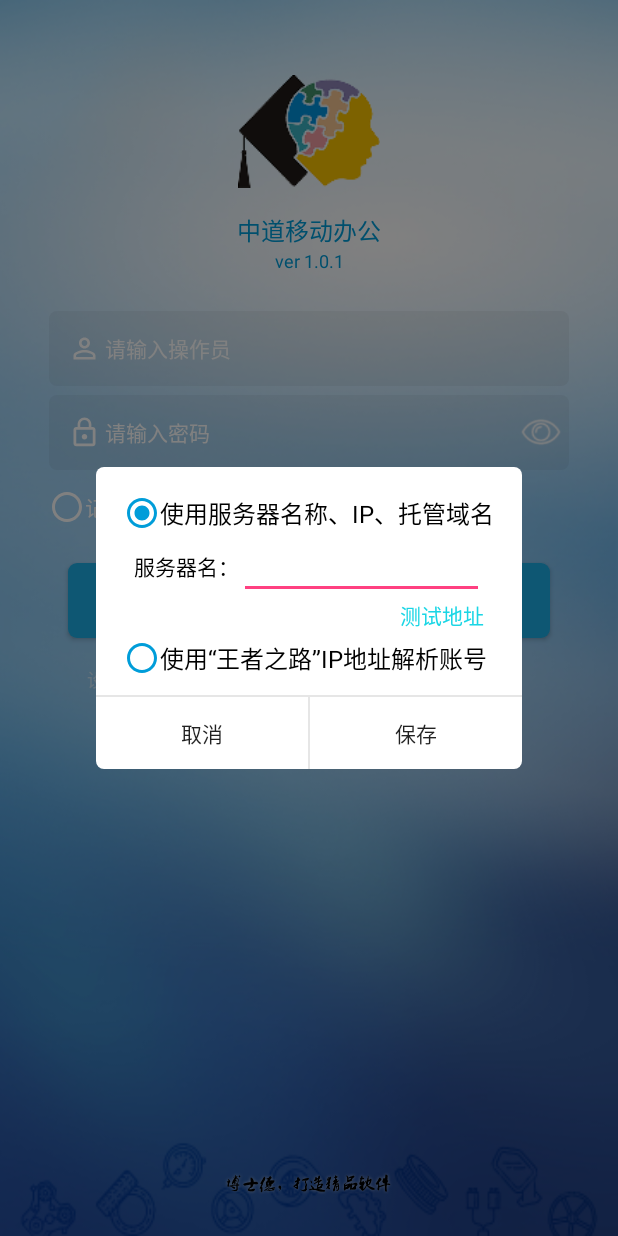
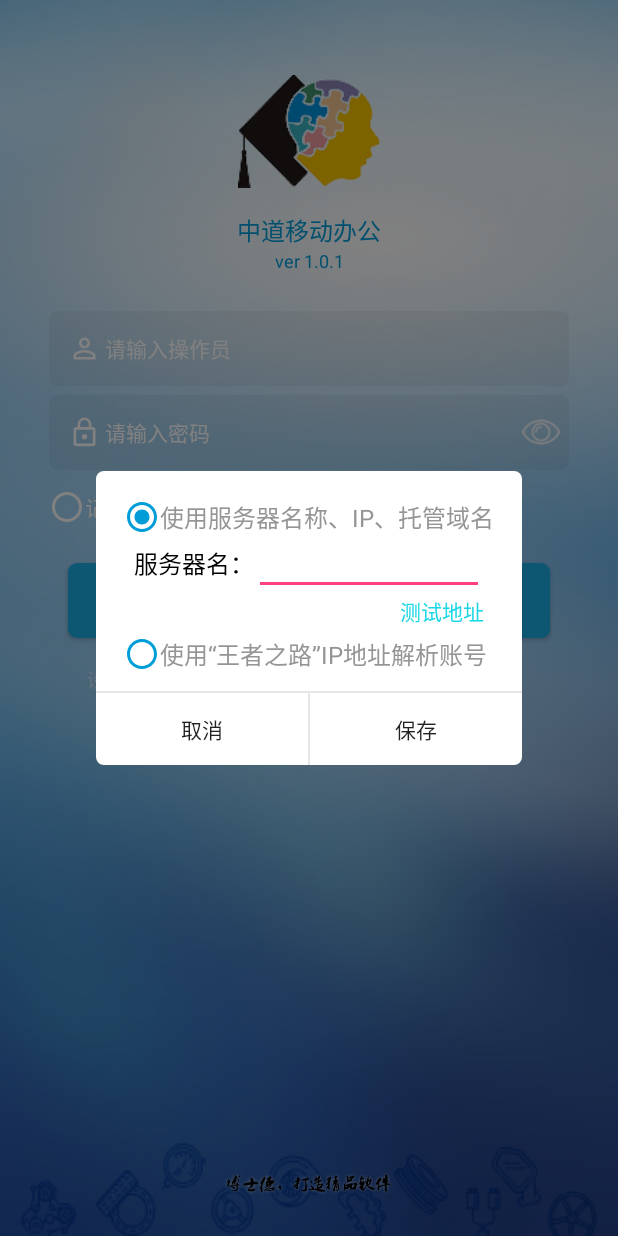
Before and after one commit to njjames/ZDDemo, an Android app: the LoginActivity screen opened directly, with no data from a screen before it, after a tap on "设置IP", on a phone screen of 412 x 824 dp. Run offline under Robolectric (Android 15) with nearby library versions, the phone set to English and light mode, and no system bars; libraries missing offline, so code that uses them is left out: com.haoge.easyandroid; 7 statements that could not run were skipped; 2 other taps on this screen came first.

Commit message:
完成设置IP的对话框

```diff
--- a/app/src/main/java/com/nj/zddemo/ui/activity/LoginActivity.java
+++ b/app/src/main/java/com/nj/zddemo/ui/activity/LoginActivity.java
@@ -1,6 +1,7 @@
 package com.nj.zddemo.ui.activity;
 
 import android.app.Dialog;
+import android.graphics.Color;
 import android.os.Bundle;
 import android.text.Editable;
 import android.text.InputType;
@@ -16,13 +17,17 @@ import android.widget.ImageView;
 import android.widget.LinearLayout;
 import android.widget.TextView;
 
+import com.haoge.easyandroid.easy.EasySharedPreferences;
 import com.nj.zddemo.R;
+import com.nj.zddemo.bean.LoginServer;
 import com.nj.zddemo.mvp.presenter.base.MVPPresenter;
 import com.nj.zddemo.ui.activity.base.BaseMVPActivity;
 
 import java.util.List;
 
 public class LoginActivity extends BaseMVPActivity {
+    private static final String TAG = "LoginActivity";
+    public static final String TEST_SERVER_NAME = "zd17.bsd126.com:8";
 
     private EditText mLoginPass;
     private ImageView mShowPass;
@@ -44,6 +49,9 @@ public class LoginActivity extends BaseMVPActivity {
     private LinearLayout mLlServerPass;
     private LinearLayout mLlServerPort;
     private LinearLayout mLlServerSuffix;
+    private TextView mServerTest;
+    private Button mBtnSave;
+    private Button mBtnCancel;
 
     @Override
     protected int getLayoutId() {
@@ -125,7 +133,7 @@ public class LoginActivity extends BaseMVPActivity {
      */
     private void showSetIpDialog() {
         View view = LayoutInflater.from(this).inflate(R.layout.setip_dialog_layout, null);
-        Dialog dialog = new Dialog(this, R.style.MyDialog);
+        final Dialog dialog = new Dialog(this, R.style.MyDialog);
         dialog.setContentView(view);
         dialog.show();
 
@@ -140,15 +148,35 @@ public class LoginActivity extends BaseMVPActivity {
         mLlServerPass = view.findViewById(R.id.ll_server_pass);
         mLlServerPort = view.findViewById(R.id.ll_server_port);
         mLlServerSuffix = view.findViewById(R.id.ll_server_suffix);
+        mServerTest = view.findViewById(R.id.tv_server_test);
+        mBtnCancel = view.findViewById(R.id.btn_cancel);
+        mBtnSave = view.findViewById(R.id.btn_save);
+
+        LoginServer loginServer = EasySharedPreferences.load(LoginServer.class);
+        mLoginServer.setText(loginServer.getServer());
+        mLoginServerNo.setText(loginServer.getNumber());
+        mLoginServerPass.setText(loginServer.getPass());
+        mLoginServerPort.setText(loginServer.getPort());
+        mLoginServerSuffix.setText(loginServer.getSuffix());
+        if (loginServer.getKind() == 2) {
+            mCbSetip2.setChecked(true);
+        } else { //这样就默认显示第一种方式了
+            mCbSetip1.setChecked(true);
+        }
+        //需要调用一下显示，否则进入dialog不会调用checkedchange的回调
+        if (mCbSetip1.isChecked()) {
+            useSetIp1();
+        } else {
+            useSetIp2();
+        }
+
         mCbSetip1.setOnCheckedChangeListener(new CompoundButton.OnCheckedChangeListener() {
             @Override
             public void onCheckedChanged(CompoundButton buttonView, boolean isChecked) {
+                //isChecked就是点击之后的状态
+                //点击之后是选中的状态，需要做的事
                 if (isChecked) {
-                    mLoginServer.setEnabled(true);
-                    mCbSetip2.setChecked(false);
-                } else {
-                    mLoginServer.setEnabled(false);
-                    mCbSetip2.setChecked(true);
+                    useSetIp1();
                 }
             }
         });
@@ -156,21 +184,71 @@ public class LoginActivity extends BaseMVPActivity {
             @Override
             public void onCheckedChanged(CompoundButton buttonView, boolean isChecked) {
                 if (isChecked) {
-                    mLlServerNo.setVisibility(View.VISIBLE);
-                    mLlServerPass.setVisibility(View.VISIBLE);
-                    mLlServerPort.setVisibility(View.VISIBLE);
-                    mLlServerSuffix.setVisibility(View.VISIBLE);
-                    mCbSetip1.setChecked(false);
-                } else {
-                    mLlServerNo.setVisibility(View.GONE);
-                    mLlServerPass.setVisibility(View.GONE);
-                    mLlServerPort.setVisibility(View.GONE);
-                    mLlServerSuffix.setVisibility(View.GONE);
-                    mCbSetip1.setChecked(true);
+                    useSetIp2();
                 }
             }
         });
 
+        mBtnSave.setOnClickListener(new View.OnClickListener() {
+            @Override
+            public void onClick(View v) {
+//                LoginServer loginServer = new LoginServer();
+                // 需要先从sp中load一个对象，而不能直接new，否则会报错
+                LoginServer loginServer = EasySharedPreferences.load(LoginServer.class);
+                loginServer.setServer(mLoginServer.getText().toString());
+                loginServer.setNumber(mLoginServerNo.getText().toString());
+                loginServer.setPass(mLoginServerPass.getText().toString());
+                loginServer.setPort(mLoginServerPort.getText().toString());
+                loginServer.setSuffix(mLoginServerSuffix.getText().toString());
+                if (mCbSetip1.isChecked()) {
+                    loginServer.setKind(1);
+                } else {
+                    loginServer.setKind(2);
+                }
+                loginServer.apply();
+                dialog.dismiss();
+            }
+        });
+
+        mBtnCancel.setOnClickListener(new View.OnClickListener() {
+            @Override
+            public void onClick(View v) {
+                dialog.dismiss();
+            }
+        });
+
+        mServerTest.setOnClickListener(new View.OnClickListener() {
+            @Override
+            public void onClick(View v) {
+                mLoginServer.setText(TEST_SERVER_NAME);
+            }
+        });
+    }
+
+    private void useSetIp2() {
+        mCbSetip2.setClickable(false);
+        mLlServerNo.setVisibility(View.VISIBLE);
+        mLlServerPass.setVisibility(View.VISIBLE);
+        mLlServerPort.setVisibility(View.VISIBLE);
+        mLlServerSuffix.setVisibility(View.VISIBLE);
+        mCbSetip1.setChecked(false);
+        mCbSetip1.setClickable(true);
+        mLoginServer.setEnabled(false);
+        mServerTest.setClickable(false);
+        mServerTest.setTextColor(Color.parseColor("#c2c2c2"));
+    }
+
+    private void useSetIp1() {
+        mCbSetip1.setClickable(false);   //将这个checkbox设置为不可点击，来达到选中之后点击状态不变的效果
+        mLoginServer.setEnabled(true);   //将输入服务的edittext设置为可用
+        mCbSetip2.setClickable(true);    //把第二个chexbox设置为可点击
+        mCbSetip2.setChecked(false);     //把第二个chexbox设置为未选中
+        mLlServerNo.setVisibility(View.GONE);   //将第二种输入方式隐藏
+        mLlServerPass.setVisibility(View.GONE);
+        mLlServerPort.setVisibility(View.GONE);
+        mLlServerSuffix.setVisibility(View.GONE);
+        mServerTest.setClickable(true);
+        mServerTest.setTextColor(Color.parseColor("#1bd6e5"));
     }
 
     /**
--- a/app/src/main/res/layout/setip_dialog_layout.xml
+++ b/app/src/main/res/layout/setip_dialog_layout.xml
@@ -10,11 +10,11 @@
         android:layout_height="wrap_content"
         android:text="@string/dialog_setip1_text"
         android:textSize="16sp"
+        android:textColor="@color/color_text"
         android:layout_marginLeft="@dimen/qb_px_15"
         android:layout_marginRight="@dimen/qb_px_15"
         android:layout_marginTop="@dimen/qb_px_15"
-        style="@style/SetIpCheckboxButton"
-        android:checked="true"/>
+        style="@style/SetIpCheckboxButton"/>
 
     <LinearLayout
         android:layout_width="match_parent"
@@ -31,7 +31,8 @@
             android:id="@+id/et_login_server"
             android:layout_width="match_parent"
             android:layout_height="wrap_content"
-            android:maxLines="1"/>
+            android:maxLines="1"
+            android:textSize="14sp"/>
     </LinearLayout>
 
     <TextView
@@ -51,6 +52,7 @@
         android:layout_height="wrap_content"
         android:text="@string/dialog_setip2_text"
         android:textSize="16sp"
+        android:textColor="@color/color_text"
         android:layout_marginLeft="@dimen/qb_px_15"
         android:layout_marginRight="@dimen/qb_px_15"
         android:layout_marginTop="@dimen/qb_px_5"
@@ -73,7 +75,8 @@
             android:id="@+id/et_login_server_no"
             android:layout_width="match_parent"
             android:layout_height="wrap_content"
-            android:maxLines="1"/>
+            android:maxLines="1"
+            android:textSize="14sp"/>
     </LinearLayout>
 
     <LinearLayout
@@ -93,7 +96,8 @@
             android:id="@+id/et_login_server_pass"
             android:layout_width="match_parent"
             android:layout_height="wrap_content"
-            android:maxLines="1"/>
+            android:maxLines="1"
+            android:textSize="14sp"/>
     </LinearLayout>
 
     <LinearLayout
@@ -113,7 +117,8 @@
             android:id="@+id/et_login_server_port"
             android:layout_width="match_parent"
             android:layout_height="wrap_content"
-            android:maxLines="1"/>
+            android:maxLines="1"
+            android:textSize="14sp"/>
     </LinearLayout>
 
     <LinearLayout
@@ -133,7 +138,8 @@
             android:id="@+id/et_login_server_suffix"
             android:layout_width="match_parent"
             android:layout_height="wrap_content"
-            android:maxLines="1"/>
+            android:maxLines="1"
+            android:textSize="14sp"/>
     </LinearLayout>
 
     <View
--- a/app/src/main/res/values/colors.xml
+++ b/app/src/main/res/values/colors.xml
@@ -10,6 +10,7 @@
     <color name="login_btn_pressed">#008dff</color>
     <color name="login_setting_color">#7fffffff</color>
 
+    <color name="color_text">#959595</color>
     <color name="color_frame">#e6e6e6</color>
 
 </resources>
--- a/app/src/main/res/values/styles.xml
+++ b/app/src/main/res/values/styles.xml
@@ -49,7 +49,7 @@
         <item name="android:layout_width">wrap_content</item>
         <item name="android:layout_height">wrap_content</item>
         <item name="android:textColor">@android:color/black</item>
-        <item name="android:textSize">14sp</item>
+        <item name="android:textSize">16sp</item>
     </style>
 
 </resources>
```
Also changed, not shown: app/src/main/java/com/nj/zddemo/bean/LoginServer.java (added, +68 -0 lines).
